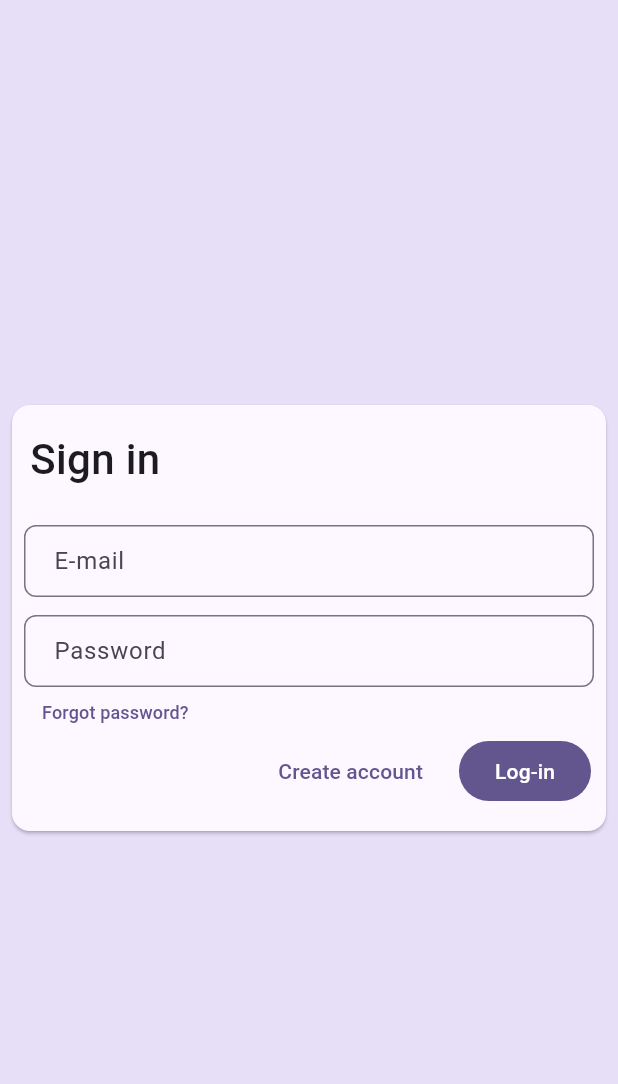
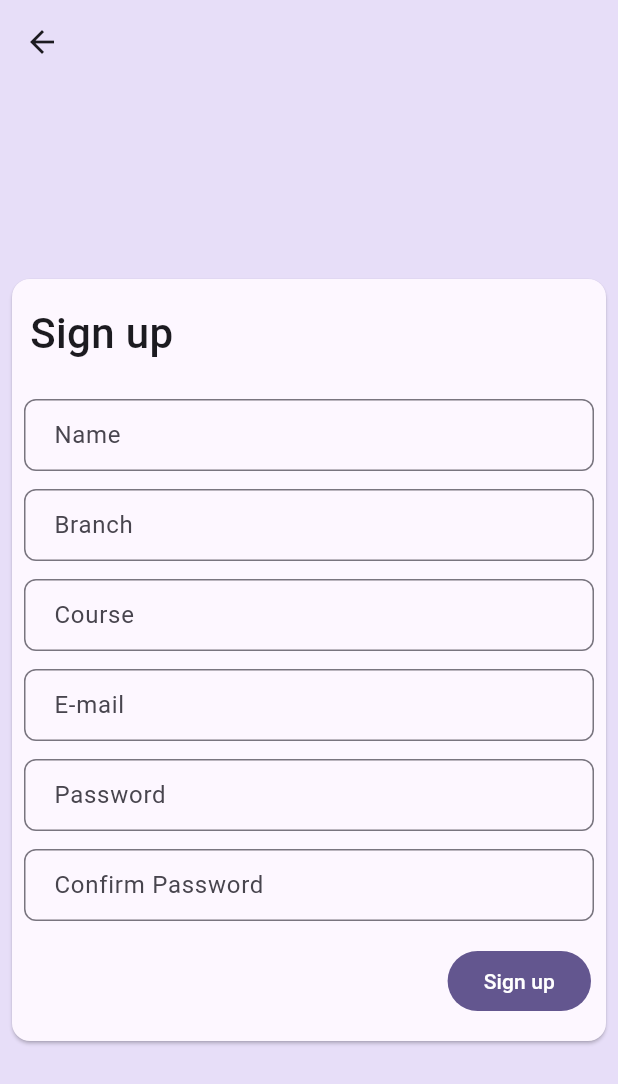
Before and after one commit to agxpro-z/classnet, a Flutter app: the screen it shows after launch, after a tap on "Create account", on a phone screen of 412 x 824 dp. Shown: the top 1084 px of the screen. Run offline on Flutter 3.47's test engine with Material 3 defaults, Android fonts, the phone set to English and light mode, and no system bars; our stand-ins replace firebase_auth, firebase_core; accounts and stored records are empty; generated files the repository leaves out were written again.

Commit message:
Add sign-up page for registering account.
Signed-off-by: AnkitGourav <Ankitgourav035@gmail.com>

```diff
--- a/lib/app/auth/auth.dart
+++ b/lib/app/auth/auth.dart
@@ -1,4 +1,5 @@
 import 'package:firebase_auth/firebase_auth.dart';
+import 'package:flutter/material.dart';
 
 import '../../res/values/strings.dart';
 
@@ -18,4 +19,30 @@ class Auth {
   static Future<void> signOut() async {
     await FirebaseAuth.instance.signOut();
   }
+
+  static Future<void> signUp(
+      BuildContext context,
+      String name,
+      String branch,
+      String course,
+      String email,
+      String password,
+      String confirmPassword
+  ) async {
+    if (password != confirmPassword) {
+      return;
+    }
+
+    try {
+      UserCredential newUser = await FirebaseAuth.instance.createUserWithEmailAndPassword(email: email, password: password);
+      await newUser.user?.updateDisplayName(name);
+    } on FirebaseAuthException catch (e) {
+      print(e);
+    }
+
+    // Pop the register page after successful registration.
+    if (context.mounted) {
+      Navigator.of(context).pop();
+    }
+  }
 }
--- a/lib/app/auth/login_page.dart
+++ b/lib/app/auth/login_page.dart
@@ -2,6 +2,7 @@ import 'package:flutter/material.dart';
 
 import '../../res/values/strings.dart';
 import '../auth/auth.dart';
+import '../auth/register_page.dart';
 
 class LoginPage extends StatefulWidget {
   const LoginPage({super.key});
@@ -93,7 +94,11 @@ class _LoginPageState extends State<LoginPage> {
                     children: <Widget>[
                       // Create account button
                       TextButton(
-                        onPressed: () { },
+                        onPressed: () {
+                          Navigator.of(context).push(MaterialPageRoute(builder: (context) {
+                            return const RegisterPage();
+                          }));
+                        },
                         child: Text(
                           Strings.createAccount,
                           style: TextStyle(
--- /dev/null
+++ b/lib/app/auth/register_page.dart
@@ -0,0 +1,177 @@
+import 'package:flutter/material.dart';
+
+import '../../res/values/strings.dart';
+import '../auth/auth.dart';
+
+class RegisterPage extends StatefulWidget {
+  const RegisterPage({super.key});
+
+  @override
+  State<RegisterPage> createState() => _RegisterPageState();
+}
+
+class _RegisterPageState extends State<RegisterPage> {
+  final _nameController = TextEditingController();
+  final _branchController = TextEditingController();
+  final _courseController = TextEditingController();
+  final _emailController = TextEditingController();
+  final _passwordController = TextEditingController();
+  final _confirmPasswordController = TextEditingController();
+
+  @override
+  Widget build(BuildContext context) {
+    final theme = Theme.of(context);
+
+    return Scaffold(
+      appBar: AppBar(
+        backgroundColor: theme.colorScheme.secondaryContainer,
+      ),
+      backgroundColor: theme.colorScheme.secondaryContainer,
+      body: SafeArea(
+        child: Center(
+          child: SingleChildScrollView(
+            child: Card(
+              color: theme.colorScheme.background,
+              margin: const EdgeInsets.all(8.0),
+              child: Padding(
+                padding: const EdgeInsets.symmetric(horizontal: 8.0, vertical: 16.0),
+                child: Column(
+                  mainAxisSize: MainAxisSize.min,
+                  crossAxisAlignment: CrossAxisAlignment.start,
+                  children: <Widget>[
+                    // Header
+                    Padding(
+                      padding: const EdgeInsets.only(left: 4.0),
+                      child: Text(
+                        Strings.signUpHeader,
+                        style: TextStyle(
+                            color: theme.colorScheme.onSurface,
+                            fontSize: theme.textTheme.headlineMedium?.fontSize,
+                            fontWeight: FontWeight.w500
+                        ),
+                      ),
+                    ),
+                    const SizedBox(height: 24.0),
+
+                    // Full name text field
+                    TextField(
+                      controller: _nameController,
+                      decoration: InputDecoration(
+                        labelText: Strings.name,
+                        border: OutlineInputBorder(
+                            borderRadius: BorderRadius.circular(8.0),
+                            gapPadding: 8.0
+                        ),
+                        isDense: true,
+                      ),
+                    ),
+                    const SizedBox(height: 12.0),
+
+                    // Branch  text field
+                    TextField(
+                      controller: _branchController,
+                      decoration: InputDecoration(
+                        labelText: Strings.branch,
+                        border: OutlineInputBorder(
+                            borderRadius: BorderRadius.circular(8.0),
+                            gapPadding: 8.0
+                        ),
+                        isDense: true,
+                      ),
+                    ),
+                    const SizedBox(height: 12.0),
+
+                    // Course text field
+                    TextField(
+                      controller: _courseController,
+                      decoration: InputDecoration(
+                        labelText: Strings.course,
+                        border: OutlineInputBorder(
+                            borderRadius: BorderRadius.circular(8.0),
+                            gapPadding: 8.0
+                        ),
+                        isDense: true,
+                      ),
+                    ),
+                    const SizedBox(height: 12.0),
+
+                    // Username text field
+                    TextField(
+                      controller: _emailController,
+                      decoration: InputDecoration(
+                        labelText: Strings.email,
+                        border: OutlineInputBorder(
+                            borderRadius: BorderRadius.circular(8.0),
+                            gapPadding: 8.0
+                        ),
+                        isDense: true,
+                      ),
+                    ),
+                    const SizedBox(height: 12.0),
+
+                    // Password text field
+                    TextField(
+                      controller: _passwordController,
+                      decoration: InputDecoration(
+                        labelText: Strings.password,
+                        border: OutlineInputBorder(
+                            borderRadius: BorderRadius.circular(8.0),
+                            gapPadding: 8.0
+                        ),
+                        isDense: true,
+                      ),
+                      obscureText: true,
+                    ),
+                    const SizedBox(height: 12.0),
+
+                    // Confirm password text field
+                    TextField(
+                      controller: _confirmPasswordController,
+                      decoration: InputDecoration(
+                        labelText: Strings.confirmPassword,
+                        border: OutlineInputBorder(
+                            borderRadius: BorderRadius.circular(8.0),
+                            gapPadding: 8.0
+                        ),
+                        isDense: true,
+                      ),
+                      obscureText: true,
+                    ),
+                    const SizedBox(height: 16.0),
+
+                    Row(
+                      mainAxisAlignment: MainAxisAlignment.end,
+                      children: <Widget>[
+                        // Login button
+                        FilledButton(
+                          onPressed: () {
+                            Auth.signUp(
+                              context,
+                              _nameController.text.trim(),
+                              _branchController.text.trim(),
+                              _courseController.text.trim(),
+                              _emailController.text.trim(),
+                              _passwordController.text,
+                              _confirmPasswordController.text
+                            );
+                          },
+                          child: Text(
+                            Strings.signUpHeader,
+                            style: TextStyle(
+                                color: theme.colorScheme.onPrimary
+                            ),
+                          ),
+                        ),
+                        const SizedBox(width: 2.0)
+                      ],
+                    )
+                  ],
+                ),
+              ),
+            ),
+          ),
+        ),
+      ),
+    );
+  }
+}
--- a/lib/res/values/strings.dart
+++ b/lib/res/values/strings.dart
@@ -9,6 +9,15 @@ class Strings {
   static const String createAccount = "Create account";
   static const String login = "Log-in";
 
+  // Create account
+  static const String signUpHeader = "Sign up";
+  static const String confirmPassword = "Confirm Password";
+  static const String name = "Name";
+  static const String branch = "Branch";
+  static const String course = "Course";
+
+
+
   // Sign-out
   static const String signOut = "Log out";
 
```
